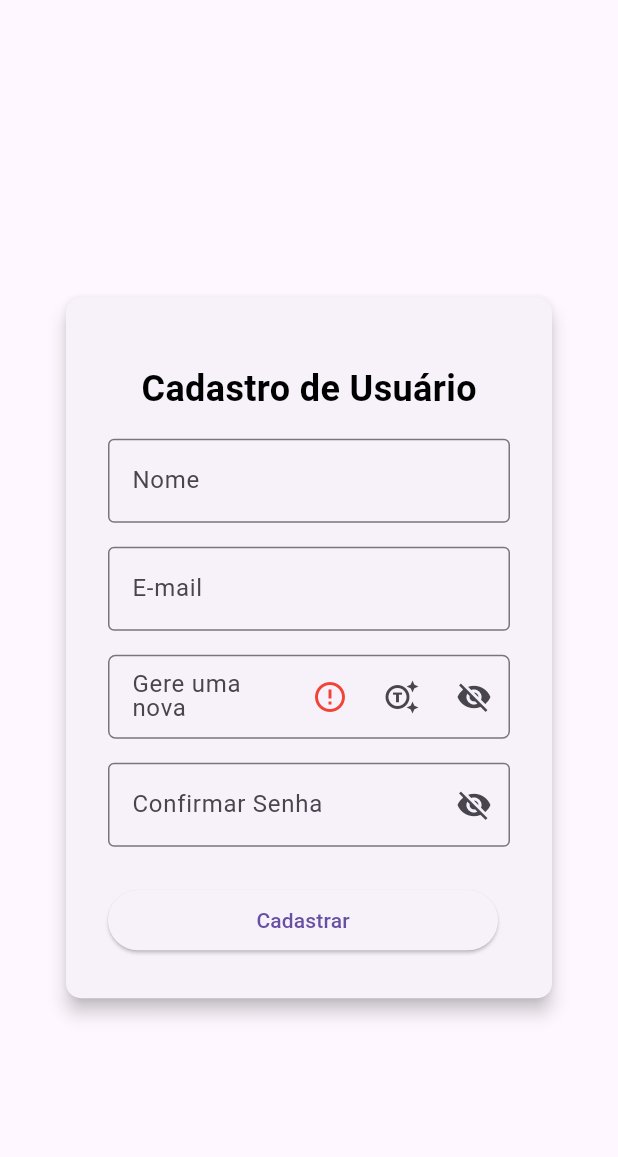
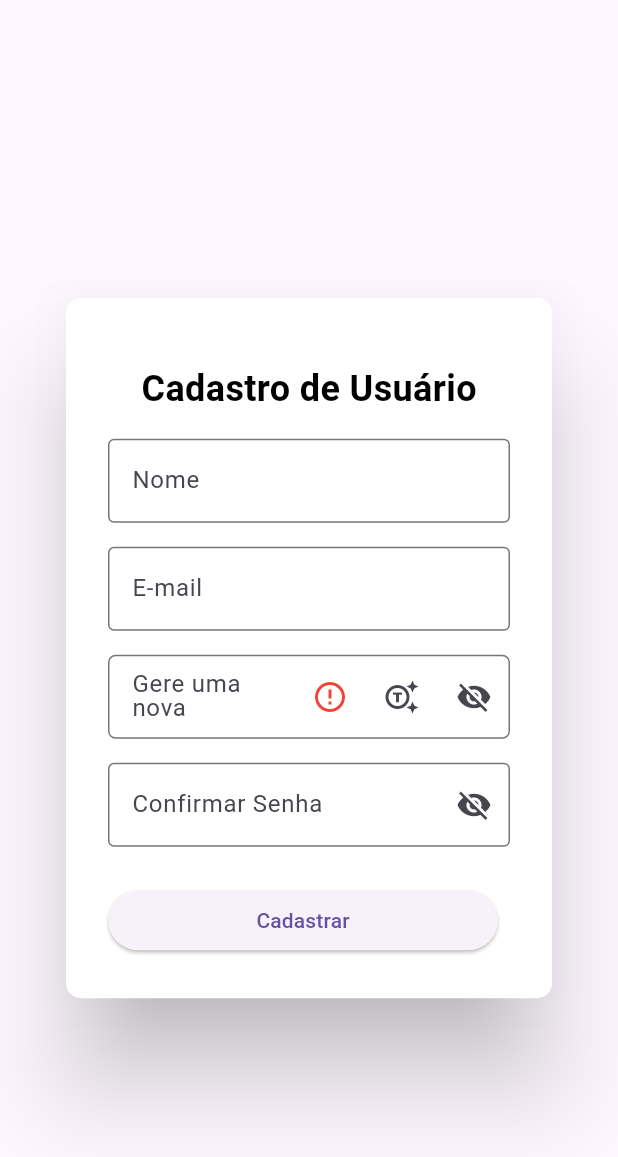
Before and after one commit to Grupo01Biopark/SagaFlutter, a Flutter app: the screen it shows after launch, after a tap on "Cadastre-se", on a phone screen of 412 x 824 dp. Shown: the top 1157 px of the screen. Run offline on Flutter 3.47's test engine with Material 3 defaults, Android fonts, the phone set to English and light mode, and no system bars; missing offline and left inert: dart:html; accounts and stored records are empty.

Commit message:
tela de login

```diff
--- a/lib/pages/login/cards.dart
+++ b/lib/pages/login/cards.dart
@@ -11,7 +11,8 @@ class CustomCard extends StatelessWidget {
   @override
   Widget build(BuildContext context) {
     return Card(
-      elevation: 5,
+      elevation: 30,
+      color: Colors.white,
       shape: RoundedRectangleBorder(
         borderRadius: BorderRadius.circular(10),
       ),
--- a/lib/pages/login/tela_login.dart
+++ b/lib/pages/login/tela_login.dart
@@ -1,5 +1,6 @@
 import 'dart:convert';
 import 'package:flutter/material.dart';
+import 'package:flutter/widgets.dart';
 import 'package:http/http.dart' as http;
 import 'package:provider/provider.dart';
 import 'package:saga_flutter_app/pages/user/user_model.dart';
@@ -115,10 +116,12 @@ class _LoginPageState extends State<LoginPage> {
                   ),
                   const Center(
                     child: Text(
-                      "Entrar",
+                      "ENTRAR",
                       style: TextStyle(
                         fontWeight: FontWeight.bold,
+                        // fontFamily: ,
                         fontSize: 28,
+                        letterSpacing: 1.0,
                         color: Colors.black,
                       ),
                     ),
@@ -172,8 +175,11 @@ class _LoginPageState extends State<LoginPage> {
                     alignment: Alignment.centerRight,
                     child: TextButton(
                       child: const Text(
-                        "Recuperar Senha",
+                        "Esqueci a senha",
                         textAlign: TextAlign.right,
+                        style: TextStyle(
+                          color: Color.fromARGB(255, 54, 181, 255),
+                        ),
                       ),
                       onPressed: () {
                         Navigator.push(
@@ -228,6 +234,9 @@ class _LoginPageState extends State<LoginPage> {
                       child: const Text(
                         "Cadastre-se",
                         textAlign: TextAlign.center,
+                        style: TextStyle(
+                          color: Color.fromARGB(255, 54, 181, 255),
+                        ),
                       ),
                       onPressed: () {
                         Navigator.push(
```
